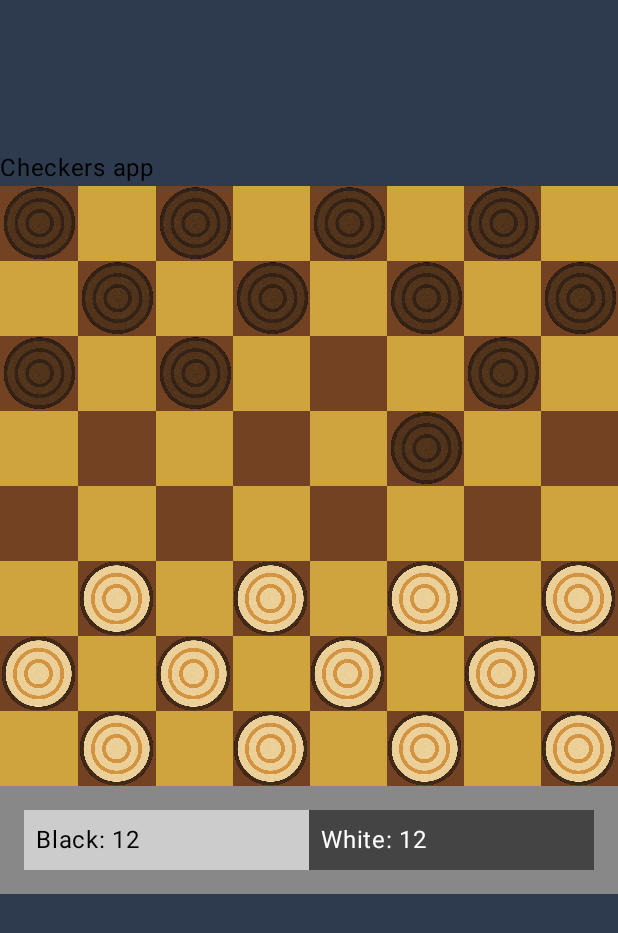
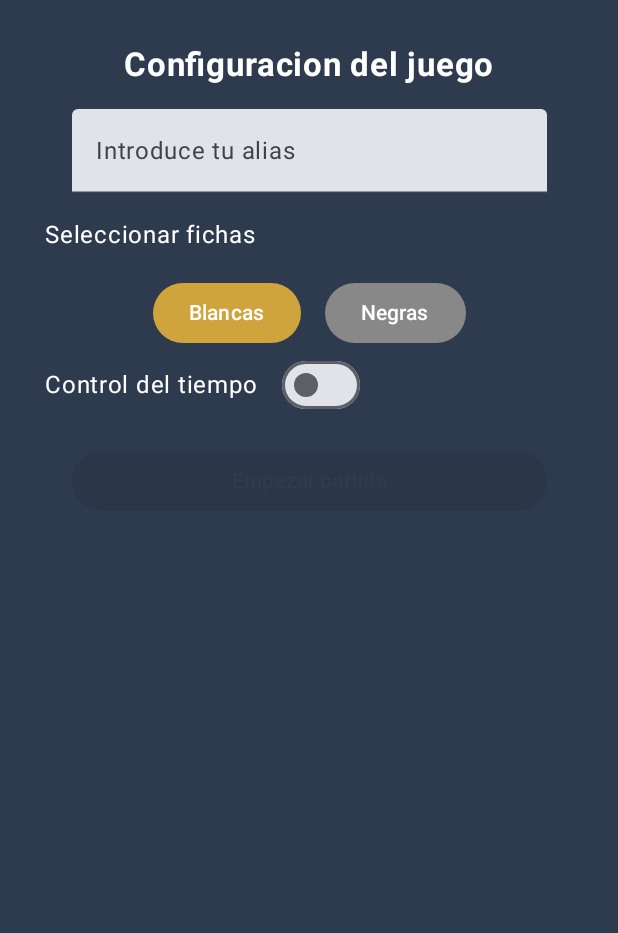
Before and after one commit to Elcris1/android-checkers, an Android app built with Jetpack Compose: the screen it shows after launch (MainActivity before the commit, ConfigurationActivity after it), after a tap on "Empezar partida", on a phone screen of 412 x 824 dp. Shown: the top 933 px of the screen. Run offline under Robolectric (Android 15) with nearby library versions, the phone set to English and light mode, and no system bars.

Commit message:
configuration Activity

```diff
--- a/app/src/main/AndroidManifest.xml
+++ b/app/src/main/AndroidManifest.xml
@@ -11,6 +11,11 @@
         android:supportsRtl="true"
         android:theme="@style/Theme.Checkers"
         tools:targetApi="31">
+        <activity
+            android:name=".ConfigurationActivity"
+            android:exported="false"
+            android:label="@string/title_activity_configuration"
+            android:theme="@style/Theme.Checkers" />
         <activity
             android:name=".HelpActivity"
             android:exported="false"
--- /dev/null
+++ b/app/src/main/java/com/example/checkers/ConfigurationActivity.kt
@@ -0,0 +1,129 @@
+package com.example.checkers
+
+import android.app.Activity
+import android.content.Intent
+import android.os.Bundle
+import androidx.activity.ComponentActivity
+import androidx.activity.compose.setContent
+import androidx.activity.enableEdgeToEdge
+import androidx.compose.foundation.background
+import androidx.compose.foundation.layout.Arrangement
+import androidx.compose.foundation.layout.Column
+import androidx.compose.foundation.layout.Row
+import androidx.compose.foundation.layout.fillMaxSize
+import androidx.compose.foundation.layout.fillMaxWidth
+import androidx.compose.foundation.layout.padding
+import androidx.compose.material3.Button
+import androidx.compose.material3.ButtonDefaults
+import androidx.compose.material3.Scaffold
+import androidx.compose.material3.Surface
+import androidx.compose.material3.Switch
+import androidx.compose.material3.Text
+import androidx.compose.material3.TextField
+import androidx.compose.runtime.Composable
+import androidx.compose.runtime.getValue
+import androidx.compose.runtime.mutableStateOf
+import androidx.compose.runtime.saveable.rememberSaveable
+import androidx.compose.runtime.setValue
+import androidx.compose.ui.Alignment
+import androidx.compose.ui.Modifier
+import androidx.compose.ui.graphics.Color
+import androidx.compose.ui.platform.LocalContext
+import androidx.compose.ui.res.stringResource
+import androidx.compose.ui.text.font.FontWeight
+import androidx.compose.ui.tooling.preview.Preview
+import androidx.compose.ui.unit.dp
+import androidx.compose.ui.unit.sp
+import com.example.checkers.ui.theme.CheckersTheme
+
+class ConfigurationActivity : ComponentActivity() {
+    override fun onCreate(savedInstanceState: Bundle?) {
+        super.onCreate(savedInstanceState)
+        enableEdgeToEdge()
+        setContent {
+            CheckersTheme {
+                Surface(modifier = Modifier.fillMaxSize()) {
+                    MyApp()
+                }
+            }
+        }
+    }
+}
+
+@Composable
+private fun MyApp() {
+    val context = LocalContext.current
+    var alias by rememberSaveable { mutableStateOf("") }
+    var whiteTeam by rememberSaveable { mutableStateOf(true) }
+    var timeDeadline by rememberSaveable { mutableStateOf(false) }
+
+    Column (
+        modifier = Modifier
+            .fillMaxSize()
+            .background(Color(0xFF2E3B4E))
+            .padding(30.dp),
+        horizontalAlignment = Alignment.CenterHorizontally,
+    ) {
+        Text(
+            text = stringResource(R.string.configuration_title),
+            fontSize = 22.sp,
+            fontWeight = FontWeight.Bold,
+            color = Color.White
+        )
+
+        TextField(
+            value = alias,
+            onValueChange = { alias = it },
+            label = { Text(stringResource(R.string.alias_placeholder)) },
+            modifier = Modifier.fillMaxWidth(0.9f).padding(top = 16.dp)
+        )
+
+        Row(
+            modifier = Modifier.fillMaxWidth().padding(top = 16.dp),
+        ) {
+            Text(stringResource(R.string.team), color = Color.White, fontSize = 16.sp)
+
+        }
+
+        Row(
+            modifier = Modifier.padding(top = 16.dp)
+        ) {
+            Button(
+                onClick = { whiteTeam = true },
+                colors = ButtonDefaults.buttonColors(containerColor = if (whiteTeam) Color(0xFFD0A43C) else Color.Gray),
+                modifier = Modifier.padding(end = 16.dp)
+            ) {
+                Text(stringResource(R.string.white_team))
+            }
+            Button(onClick = { whiteTeam = false }, colors = ButtonDefaults.buttonColors(containerColor = if (!whiteTeam) Color(0xFFD0A43C) else Color.Gray)) {
+                Text(stringResource(R.string.black_team))
+            }
+        }
+
+        Row(
+            modifier = Modifier.fillMaxWidth(),
+            verticalAlignment = Alignment.CenterVertically
+        ) {
+            Text(
+                text = stringResource(R.string.time_control),
+                color = Color.White,
+                fontSize = 16.sp,
+                modifier = Modifier.padding(end = 16.dp)
+            )
+            Switch(checked = timeDeadline, onCheckedChange = { timeDeadline = it })
+        }
+
+        Button(
+            enabled = alias.isNotBlank(),
+            onClick = {
+                val intent = Intent(context, MainActivity::class.java)
+                intent.putExtra("alias", alias)
+                intent.putExtra("whiteTeam", whiteTeam )
+                intent.putExtra("timeDeadline", timeDeadline)
+                context.startActivity(intent)
+            },
+            modifier = Modifier.fillMaxWidth(0.9f).padding(top = 16.dp)) {
+            Text(stringResource(R.string.start_game))
+        }
+    }
+}
--- a/app/src/main/java/com/example/checkers/MainActivity.kt
+++ b/app/src/main/java/com/example/checkers/MainActivity.kt
@@ -39,13 +39,16 @@ import com.example.checkers.ui.theme.CheckersTheme
 class MainActivity : ComponentActivity() {
     override fun onCreate(savedInstanceState: Bundle?) {
         super.onCreate(savedInstanceState)
+        val alias = intent.getStringExtra("alias") ?: "Jugador"
+        val whiteTeam = intent.getBooleanExtra("whiteTeam", true)
+        val timeDeadline = intent.getBooleanExtra("timeDeadline", false)
         enableEdgeToEdge()
         setContent {
             CheckersTheme {
                 Surface (modifier = Modifier.fillMaxSize(),
                     color = Color(0xFF2E3B4E))
                 {
-                    MyApp(game = Game())
+                    MyApp(game = Game(), alias = alias, whiteTeam = whiteTeam, timeDeadline = timeDeadline)
 
                 }
             }
@@ -53,12 +56,15 @@ class MainActivity : ComponentActivity() {
     }
 }
 
+//TODO: STRINGS OF THIS activity
+
 @Composable
-private fun MyApp(modifier: Modifier = Modifier, game: Game) {
+private fun MyApp(modifier: Modifier = Modifier, game: Game, alias: String, whiteTeam: Boolean, timeDeadline: Boolean) {
 
     //TODO: que el jugador pugui elegir amb quines fitxes jugar.
     LaunchedEffect(Unit) {
-        game.firstTurn(Teams.WHITE)
+        val team = if (whiteTeam) Teams.WHITE else Teams.BLACK
+        game.firstTurn(team)
 
     }
     val cells by game.cells.collectAsState()
@@ -91,7 +97,7 @@ private fun MyApp(modifier: Modifier = Modifier, game: Game) {
 
     Column (modifier = modifier.padding(top = 100.dp)) {
 
-        Text("Checkers app")
+        Text("Checkers app: $alias, $timeDeadline")
         for(y in 1..8) {
             Row (modifier.height(50.dp)) {
                 for (x in 1..8){
--- a/app/src/main/java/com/example/checkers/MenuActivity.kt
+++ b/app/src/main/java/com/example/checkers/MenuActivity.kt
@@ -82,7 +82,7 @@ private fun App(
         Spacer(modifier = Modifier.height(24.dp))
 
         PersonalizedButton(stringResource(R.string.help_txt), { navigate(context, HelpActivity::class.java) })
-        PersonalizedButton(stringResource(R.string.start_game), { navigate(context, MainActivity::class.java) })
+        PersonalizedButton(stringResource(R.string.start_game), { navigate(context, ConfigurationActivity::class.java) })
         PersonalizedButton(stringResource(R.string.exit), { (context as? Activity)?.finish() })
     }
 }
--- a/app/src/main/res/values/strings.xml
+++ b/app/src/main/res/values/strings.xml
@@ -1,9 +1,11 @@
 <resources>
     <string name="app_name">Damas</string>
+
     <string name="title_activity_menu">MenuActivity</string>
     <string name="help_txt">Ayuda</string>
     <string name="start_game">Empezar partida</string>
     <string name="exit">Salir</string>
+
     <string name="title_activity_help">HelpActivity</string>
     <string name="title_rules">Reglas</string>
     <string name="text_rules">El juego esta basado en las damas y sigue las reglas de las damas americanas</string>
@@ -26,4 +28,12 @@
     <string name="next_page">Siguiente</string>
     <string name="go_back">Volver</string>
 
+    <string name="title_activity_configuration">ConfigurationActivity</string>
+    <string name="configuration_title">Configuracion del juego</string>
+    <string name="alias_placeholder">Introduce tu alias</string>
+    <string name="team">Seleccionar fichas</string>
+    <string name="white_team">Blancas</string>
+    <string name="black_team">Negras</string>
+    <string name="time_control">Control del tiempo</string>
+    <string name="start">Empezar partida!</string>
 </resources>
```
